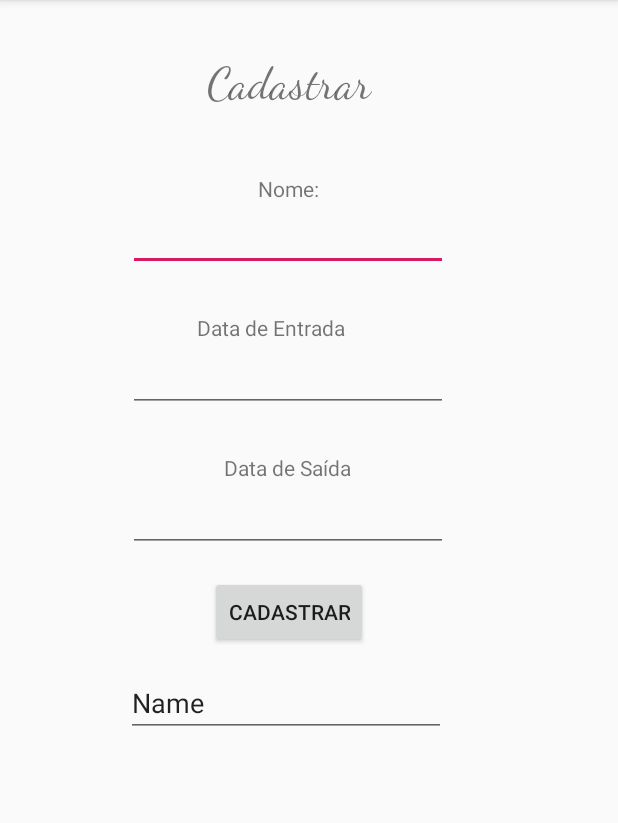
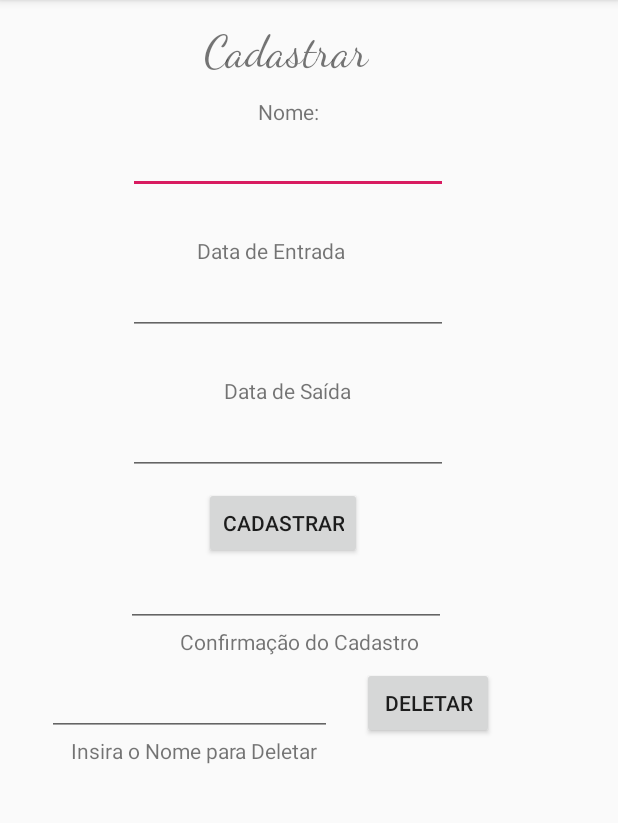
Before and after one commit to FilipiLuvatos/Hotel-CC4652, an Android app: the cadastrar screen opened directly, with no data from a screen before it, on a phone screen of 412 x 824 dp, the part 84-907 px from its top. Run offline under Robolectric (Android 15) with nearby library versions, the phone set to English and light mode, and no system bars.

Commit message:
Fase 4.3 Corrigindo o Cadastro
Nesse commit estou corrigindo o cadastro

```diff
--- a/HotelCC4652DP/app/src/main/java/br/com/filipi/hotelcc4652dp/cadastrar.java
+++ b/HotelCC4652DP/app/src/main/java/br/com/filipi/hotelcc4652dp/cadastrar.java
@@ -9,8 +9,10 @@ import android.widget.EditText;
 
 public class cadastrar extends AppCompatActivity {
 
-    EditText cam1, cam2,cam3,cam5;
-    Button B1;
+    EditText cam1, cam2,cam3,cam5,cam6;
+    Button B1,B11;
+    EstruturaLDDE ELDDE = new EstruturaLDDE();
+
 
 
     @Override
@@ -21,25 +23,27 @@ public class cadastrar extends AppCompatActivity {
         cam1 = (EditText) findViewById(R.id.editText2);
         cam2 = (EditText) findViewById(R.id.editText3);
         cam3 = (EditText) findViewById(R.id.editText4);
-
+        cam6 = (EditText) findViewById(R.id.editText23);
         cam5 = (EditText) findViewById(R.id.editText11);
+        B11 = (Button) findViewById(R.id.button11);
         B1 = (Button) findViewById(R.id.button);
 
-        B1.setOnClickListener(new View.OnClickListener() {
+        B1.setOnClickListener(new View.OnClickListener() {//Inserir
             @Override
             public void onClick(View v) {
 
                 String aux;
                 String data1, data2;
 
+
                 aux = cam1.getText().toString();
                 data1 = cam2.getText().toString();
                 data2 = cam3.getText().toString();
 
-                EstruturaLDDE ELDDE = new EstruturaLDDE();
 
 
-                  ELDDE.adiciona(aux);
+
+                ELDDE.adiciona(aux);
                 ELDDE.adiciona(data1);
                 ELDDE.adiciona(data2);
 
@@ -48,6 +52,15 @@ public class cadastrar extends AppCompatActivity {
             }
         });
 
+        B11.setOnClickListener(new View.OnClickListener() {
+            @Override
+            public void onClick(View v) {
+                String aux2;
+                aux2 = cam6.getText().toString();
+                ELDDE.remove(aux2);
+
+            }
+        });
 
 
 
--- a/HotelCC4652DP/app/src/main/res/layout/cadastrar.xml
+++ b/HotelCC4652DP/app/src/main/res/layout/cadastrar.xml
@@ -12,7 +12,7 @@
         android:layout_height="wrap_content"
         android:layout_marginStart="172dp"
         android:layout_marginLeft="172dp"
-        android:layout_marginTop="42dp"
+        android:layout_marginTop="12dp"
         android:text="Nome:"
         app:layout_constraintStart_toStartOf="parent"
         app:layout_constraintTop_toBottomOf="@+id/textView12" />
@@ -21,9 +21,9 @@
         android:id="@+id/button"
         android:layout_width="wrap_content"
         android:layout_height="wrap_content"
-        android:layout_marginStart="140dp"
-        android:layout_marginLeft="140dp"
-        android:layout_marginTop="16dp"
+        android:layout_marginStart="136dp"
+        android:layout_marginLeft="136dp"
+        android:layout_marginTop="8dp"
         android:text="Cadastrar"
         app:layout_constraintStart_toStartOf="parent"
         app:layout_constraintTop_toBottomOf="@+id/editText4" />
@@ -89,9 +89,9 @@
         android:id="@+id/textView12"
         android:layout_width="wrap_content"
         android:layout_height="wrap_content"
-        android:layout_marginStart="138dp"
-        android:layout_marginLeft="138dp"
-        android:layout_marginTop="37dp"
+        android:layout_marginStart="136dp"
+        android:layout_marginLeft="136dp"
+        android:layout_marginTop="16dp"
         android:text="Cadastrar"
         android:textSize="30sp"
         android:typeface="normal"
@@ -105,11 +105,50 @@
         android:layout_height="wrap_content"
         android:layout_marginStart="84dp"
         android:layout_marginLeft="84dp"
-        android:layout_marginTop="14dp"
         android:ems="10"
         android:inputType="textPersonName"
-        android:text="Name"
         app:layout_constraintStart_toStartOf="parent"
         app:layout_constraintTop_toBottomOf="@+id/button" />
 
+    <TextView
+        android:id="@+id/textView33"
+        android:layout_width="wrap_content"
+        android:layout_height="wrap_content"
+        android:layout_marginStart="120dp"
+        android:layout_marginLeft="120dp"
+        android:text="Confirmação do Cadastro"
+        app:layout_constraintStart_toStartOf="parent"
+        app:layout_constraintTop_toBottomOf="@+id/editText11" />
+
+    <Button
+        android:id="@+id/button11"
+        android:layout_width="wrap_content"
+        android:layout_height="wrap_content"
+        android:layout_marginTop="128dp"
+        android:text="Deletar"
+        app:layout_constraintStart_toEndOf="@+id/button"
+        app:layout_constraintTop_toBottomOf="@+id/editText4" />
+
+    <EditText
+        android:id="@+id/editText23"
+        android:layout_width="190dp"
+        android:layout_height="wrap_content"
+        android:layout_marginStart="31dp"
+        android:layout_marginLeft="31dp"
+        android:layout_marginTop="8dp"
+        android:ems="10"
+        android:inputType="textPersonName"
+        app:layout_constraintStart_toStartOf="parent"
+        app:layout_constraintTop_toBottomOf="@+id/textView33" />
+
+    <TextView
+        android:id="@+id/textView34"
+        android:layout_width="wrap_content"
+        android:layout_height="wrap_content"
+        android:layout_marginStart="47dp"
+        android:layout_marginLeft="47dp"
+        android:text="Insira o Nome para Deletar"
+        app:layout_constraintStart_toStartOf="parent"
+        app:layout_constraintTop_toBottomOf="@+id/editText23" />
+
 </android.support.constraint.ConstraintLayout>
```
Also changed, not shown: HotelCC4652DP/app/src/main/res/layout/reservas.xml (+39 -37 lines).
